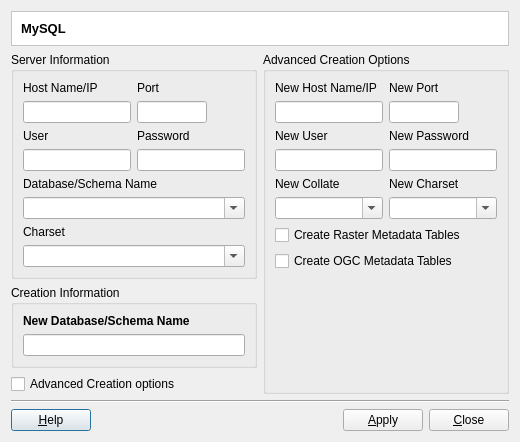
Qt form src/terralib/qt/plugins/datasource/mysql/ui/MySQLCreatorDialogForm.ui (claudiobogossian/terralib5) before a commit.
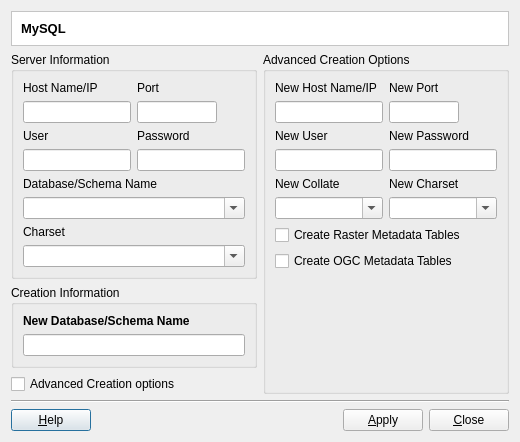
The same form after that commit.

What changed in the file:
```diff
--- a/src/terralib/qt/plugins/datasource/mysql/ui/MySQLCreatorDialogForm.ui
+++ b/src/terralib/qt/plugins/datasource/mysql/ui/MySQLCreatorDialogForm.ui
@@ -6,7 +6,7 @@
    <rect>
     <x>0</x>
     <y>0</y>
-    <width>638</width>
+    <width>591</width>
     <height>436</height>
    </rect>
   </property>
@@ -123,7 +123,7 @@
                         </property>
                         <property name="maximumSize">
                          <size>
-                          <width>70</width>
+                          <width>80</width>
                           <height>16777215</height>
                          </size>
                         </property>
```
Left out of the diff: 42 changed lines with no effect on the pictures.
